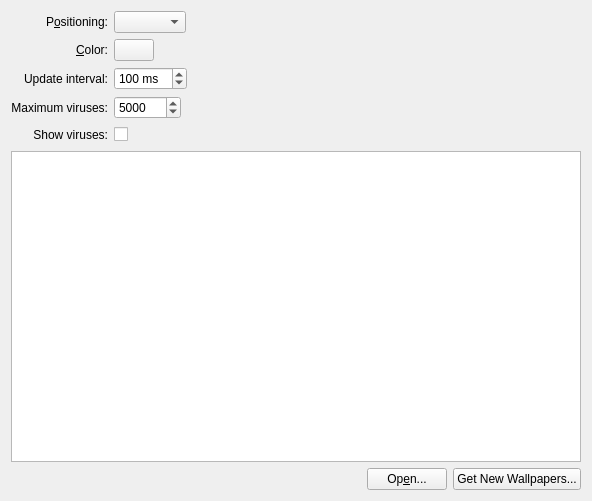
Qt form wallpapers/virus/virusconfig.ui (KDE/kdeplasma-addons) before a commit.
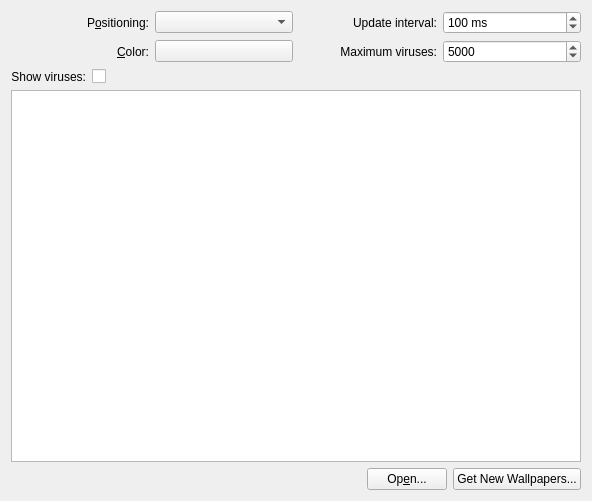
The same form after that commit. Custom widgets are drawn as their Qt base class.

Commit message: Fixed virus configuring layout

The edit to the form file:
```diff
--- a/wallpapers/virus/virusconfig.ui
+++ b/wallpapers/virus/virusconfig.ui
@@ -10,6 +10,8 @@
     <height>501</height>
    </rect>
   </property>
+  <layout class="QGridLayout" name="gridLayout_2">
+   <item row="0" column="0" colspan="2">
   <layout class="QGridLayout" name="gridLayout">
    <item row="0" column="0">
     <widget class="QLabel" name="label_4">
@@ -25,74 +27,9 @@
     </widget>
    </item>
    <item row="0" column="1">
-    <layout class="QHBoxLayout" name="horizontalLayout_2">
-     <item>
       <widget class="KComboBox" name="m_resizeMethod"/>
      </item>
-     <item>
-      <spacer name="spacer">
-       <property name="orientation">
-        <enum>Qt::Horizontal</enum>
-       </property>
-       <property name="sizeHint" stdset="0">
-        <size>
-         <width>40</width>
-         <height>20</height>
-        </size>
-       </property>
-      </spacer>
-     </item>
-    </layout>
-   </item>
-   <item row="1" column="0">
-    <widget class="QLabel" name="label_5">
-     <property name="text">
-      <string>&amp;Color:</string>
-     </property>
-     <property name="alignment">
-      <set>Qt::AlignRight|Qt::AlignTrailing|Qt::AlignVCenter</set>
-     </property>
-     <property name="buddy">
-      <cstring>m_color</cstring>
-     </property>
-    </widget>
-   </item>
-   <item row="1" column="1">
-    <layout class="QHBoxLayout" name="horizontalLayout">
-     <item>
-      <widget class="KColorButton" name="m_color">
-       <property name="color" stdset="0">
-        <color>
-         <red>70</red>
-         <green>90</green>
-         <blue>130</blue>
-        </color>
-       </property>
-       <property name="defaultColor" stdset="0">
-        <color>
-         <red>70</red>
-         <green>90</green>
-         <blue>130</blue>
-        </color>
-       </property>
-      </widget>
-     </item>
-     <item>
-      <spacer name="spacer_2">
-       <property name="orientation">
-        <enum>Qt::Horizontal</enum>
-       </property>
-       <property name="sizeHint" stdset="0">
-        <size>
-         <width>187</width>
-         <height>17</height>
-        </size>
-       </property>
-      </spacer>
-     </item>
-    </layout>
-   </item>
-   <item row="2" column="0">
+     <item row="0" column="2">
     <widget class="QLabel" name="label_2">
      <property name="locale">
       <locale language="English" country="UnitedStates"/>
@@ -108,9 +45,7 @@
      </property>
     </widget>
    </item>
-   <item row="2" column="1">
-    <layout class="QHBoxLayout" name="horizontalLayout_4">
-     <item>
+     <item row="0" column="3">
       <widget class="KIntSpinBox" name="m_updateInterval">
        <property name="suffix">
         <string> ms</string>
@@ -126,22 +61,38 @@
        </property>
       </widget>
      </item>
-     <item>
-      <spacer name="horizontalSpacer_3">
-       <property name="orientation">
-        <enum>Qt::Horizontal</enum>
+     <item row="1" column="0">
+      <widget class="QLabel" name="label_5">
+       <property name="text">
+        <string>&amp;Color:</string>
        </property>
-       <property name="sizeHint" stdset="0">
-        <size>
-         <width>40</width>
-         <height>20</height>
-        </size>
+       <property name="alignment">
+        <set>Qt::AlignRight|Qt::AlignTrailing|Qt::AlignVCenter</set>
        </property>
-      </spacer>
+       <property name="buddy">
+        <cstring>m_color</cstring>
+       </property>
+      </widget>
      </item>
-    </layout>
-   </item>
-   <item row="3" column="0">
+     <item row="1" column="1">
+      <widget class="KColorButton" name="m_color">
+       <property name="color" stdset="0">
+        <color>
+         <red>70</red>
+         <green>90</green>
+         <blue>130</blue>
+        </color>
+       </property>
+       <property name="defaultColor" stdset="0">
+        <color>
+         <red>70</red>
+         <green>90</green>
+         <blue>130</blue>
+        </color>
+       </property>
+      </widget>
+     </item>
+     <item row="1" column="2">
     <widget class="QLabel" name="label_3">
      <property name="locale">
       <locale language="English" country="UnitedStates"/>
@@ -157,9 +108,7 @@
      </property>
     </widget>
    </item>
-   <item row="3" column="1">
-    <layout class="QHBoxLayout" name="horizontalLayout_5">
-     <item>
+     <item row="1" column="3">
       <widget class="KIntSpinBox" name="m_maxCells">
        <property name="minimum">
         <number>200</number>
@@ -172,22 +121,9 @@
        </property>
       </widget>
      </item>
-     <item>
-      <spacer name="horizontalSpacer_2">
-       <property name="orientation">
-        <enum>Qt::Horizontal</enum>
-       </property>
-       <property name="sizeHint" stdset="0">
-        <size>
-         <width>40</width>
-         <height>20</height>
-        </size>
-       </property>
-      </spacer>
-     </item>
     </layout>
    </item>
-   <item row="4" column="0">
+   <item row="1" column="0">
     <widget class="QLabel" name="label_6">
      <property name="locale">
       <locale language="English" country="UnitedStates"/>
@@ -203,31 +139,14 @@
      </property>
     </widget>
    </item>
-   <item row="4" column="1">
-    <layout class="QHBoxLayout" name="horizontalLayout_6">
-     <item>
+   <item row="1" column="1">
       <widget class="QCheckBox" name="m_showCells">
        <property name="text">
         <string/>
        </property>
       </widget>
      </item>
-     <item>
-      <spacer name="horizontalSpacer_4">
-       <property name="orientation">
-        <enum>Qt::Horizontal</enum>
-       </property>
-       <property name="sizeHint" stdset="0">
-        <size>
-         <width>40</width>
-         <height>20</height>
-        </size>
-       </property>
-      </spacer>
-     </item>
-    </layout>
-   </item>
-   <item row="5" column="0" colspan="2">
+   <item row="2" column="0" colspan="2">
     <widget class="QListView" name="m_view">
      <property name="movement">
       <enum>QListView::Static</enum>
@@ -252,7 +171,7 @@
      </property>
     </widget>
    </item>
-   <item row="6" column="1">
+   <item row="3" column="1">
     <layout class="QHBoxLayout" name="horizontalLayout_3">
      <item>
       <spacer name="horizontalSpacer">
```
Lines whose indentation alone changed are shown as unchanged. The commit also changes 1 other file.
